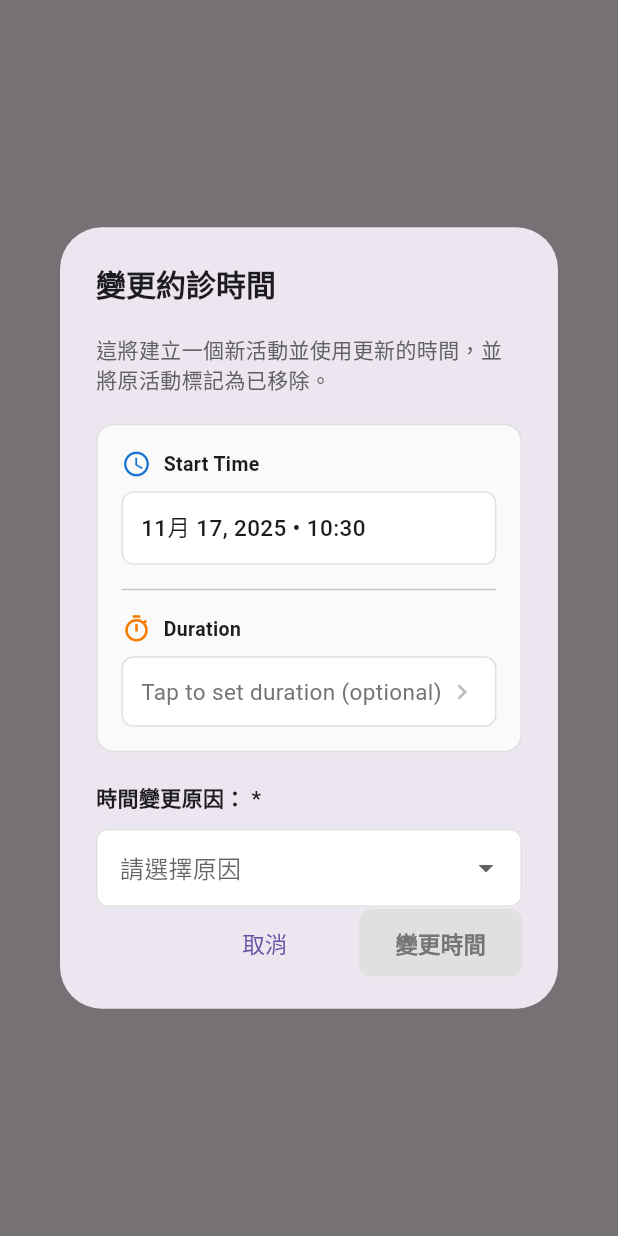
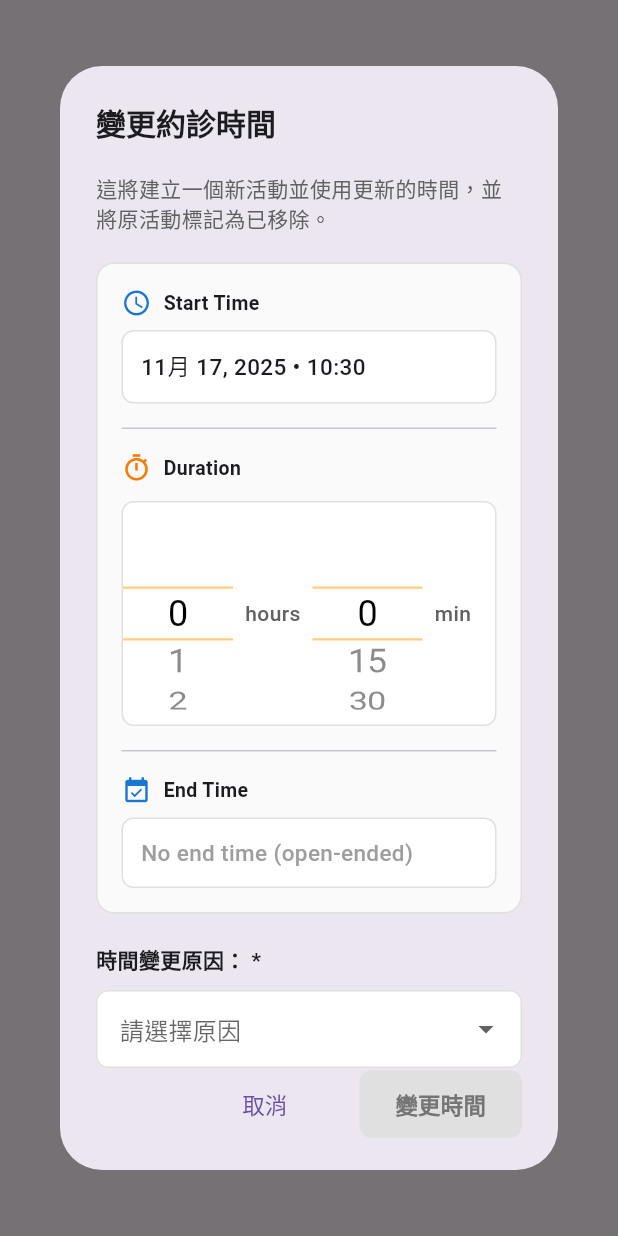
Before and after one commit to igeryoung/AppointmentApp, a Flutter app: what show() shows on an empty page, opened directly with empty values, on a phone screen of 412 x 824 dp. Run offline on Flutter 3.47's test engine with Material 3 defaults, Android fonts, the phone set to English and light mode, and no system bars; our stand-ins replace connectivity_plus, equatable, flutter_bloc, get_it, shared_preferences, sqflite; accounts and stored records are empty; network calls fail.

Commit message:
refactor: replace duration picker with inline spinners
Changed duration input from bottom sheet picker to always-visible inline spinners:
- Added inline CupertinoPickers for hours (0-12) and minutes (0, 15, 30, 45)
- Spinners are compact size (150px height) and always visible
- Minutes restricted to 15-minute intervals only
- Auto-rounds existing duration to nearest 15-minute interval
- Removed unused bottom sheet picker method

Improved end time display:
- Styled end time to match start time (white card, same layout)
- Shows calculated end time or "No end time (open-ended)" placeholder
- Read-only display (calculated from duration)

Layout changes:
- New order: Start Time → Duration Spinners → End Time
- Better visual hierarchy with consistent card styling
- Orange selection overlay on duration spinners

```diff
--- a/lib/widgets/dialogs/change_time_dialog.dart
+++ b/lib/widgets/dialogs/change_time_dialog.dart
@@ -42,7 +42,9 @@ class ChangeTimeDialog {
         if (initialEndTime != null) {
           final duration = initialEndTime.difference(initialStartTime);
           durationHours = duration.inHours;
-          durationMinutes = duration.inMinutes % 60;
+          final totalMinutes = duration.inMinutes % 60;
+          // Round to nearest 15-minute interval
+          durationMinutes = ((totalMinutes / 15).round() * 15).clamp(0, 45);
         }
 
         return StatefulBuilder(
@@ -158,89 +160,153 @@ class ChangeTimeDialog {
                                 ),
                             ],
                           ),
-                          const SizedBox(height: 8),
-                          InkWell(
-                            onTap: () async {
-                              await _showDurationPicker(
-                                context,
-                                initialHours: durationHours,
-                                initialMinutes: durationMinutes,
-                                onChanged: (hours, minutes) {
+                          const SizedBox(height: 12),
+                          // Inline Duration Spinners
+                          Container(
+                            height: 150,
+                            decoration: BoxDecoration(
+                              color: Colors.white,
+                              borderRadius: BorderRadius.circular(8),
+                              border: Border.all(color: Colors.grey[300]!),
+                            ),
+                            child: Row(
+                              mainAxisAlignment: MainAxisAlignment.center,
+                              children: [
+                                // Hours picker
+                                Expanded(
+                                  flex: 2,
+                                  child: CupertinoPicker(
+                                    scrollController: FixedExtentScrollController(initialItem: durationHours),
+                                    itemExtent: 36,
+                                    squeeze: 1.2,
+                                    diameterRatio: 1.5,
+                                    onSelectedItemChanged: (int index) {
                                       setState(() {
-                                    durationHours = hours;
-                                    durationMinutes = minutes;
+                                        durationHours = index;
                                       });
                                     },
+                                    selectionOverlay: Container(
+                                      decoration: BoxDecoration(
+                                        border: Border.symmetric(
+                                          horizontal: BorderSide(
+                                            color: Colors.orange[200]!,
+                                            width: 1.5,
+                                          ),
+                                        ),
+                                      ),
+                                    ),
+                                    children: List<Widget>.generate(13, (int index) {
+                                      return Center(
+                                        child: Text(
+                                          '$index',
+                                          style: const TextStyle(
+                                            fontSize: 24,
+                                            fontWeight: FontWeight.w400,
+                                          ),
+                                        ),
                                       );
+                                    }),
+                                  ),
+                                ),
+                                Padding(
+                                  padding: const EdgeInsets.symmetric(horizontal: 8),
+                                  child: Text(
+                                    'hours',
+                                    style: TextStyle(
+                                      fontSize: 14,
+                                      fontWeight: FontWeight.w500,
+                                      color: Colors.grey[700],
+                                    ),
+                                  ),
+                                ),
+                                // Minutes picker (0, 15, 30, 45)
+                                Expanded(
+                                  flex: 2,
+                                  child: CupertinoPicker(
+                                    scrollController: FixedExtentScrollController(
+                                      initialItem: [0, 15, 30, 45].indexOf(durationMinutes).clamp(0, 3),
+                                    ),
+                                    itemExtent: 36,
+                                    squeeze: 1.2,
+                                    diameterRatio: 1.5,
+                                    onSelectedItemChanged: (int index) {
+                                      setState(() {
+                                        durationMinutes = [0, 15, 30, 45][index];
+                                      });
                                     },
-                            borderRadius: BorderRadius.circular(8),
-                            child: Container(
+                                    selectionOverlay: Container(
+                                      decoration: BoxDecoration(
+                                        border: Border.symmetric(
+                                          horizontal: BorderSide(
+                                            color: Colors.orange[200]!,
+                                            width: 1.5,
+                                          ),
+                                        ),
+                                      ),
+                                    ),
+                                    children: [0, 15, 30, 45].map((int minute) {
+                                      return Center(
+                                        child: Text(
+                                          '$minute',
+                                          style: const TextStyle(
+                                            fontSize: 24,
+                                            fontWeight: FontWeight.w400,
+                                          ),
+                                        ),
+                                      );
+                                    }).toList(),
+                                  ),
+                                ),
+                                Padding(
+                                  padding: const EdgeInsets.only(right: 16, left: 8),
+                                  child: Text(
+                                    'min',
+                                    style: TextStyle(
+                                      fontSize: 14,
+                                      fontWeight: FontWeight.w500,
+                                      color: Colors.grey[700],
+                                    ),
+                                  ),
+                                ),
+                              ],
+                            ),
+                          ),
+
+                          const SizedBox(height: 16),
+                          const Divider(height: 1),
+                          const SizedBox(height: 16),
+
+                          // End Time (styled like Start Time)
+                          Row(
+                            children: [
+                              Icon(Icons.event_available, size: 20, color: Colors.blue[700]),
+                              const SizedBox(width: 8),
+                              const Text(
+                                'End Time',
+                                style: TextStyle(fontSize: 13, fontWeight: FontWeight.w600),
+                              ),
+                            ],
+                          ),
+                          const SizedBox(height: 8),
+                          Container(
                             width: double.infinity,
                             padding: const EdgeInsets.symmetric(horizontal: 12, vertical: 12),
                             decoration: BoxDecoration(
                               color: Colors.white,
                               borderRadius: BorderRadius.circular(8),
-                                border: Border.all(
-                                  color: (durationHours > 0 || durationMinutes > 0)
-                                    ? Colors.orange[300]!
-                                    : Colors.grey[300]!,
-                                  width: (durationHours > 0 || durationMinutes > 0) ? 1.5 : 1,
+                              border: Border.all(color: Colors.grey[300]!),
                             ),
-                              ),
-                              child: Row(
-                                mainAxisAlignment: MainAxisAlignment.spaceBetween,
-                                children: [
-                                  Text(
-                                    (durationHours > 0 || durationMinutes > 0)
-                                        ? '${durationHours}h ${durationMinutes}min'
-                                        : 'Tap to set duration (optional)',
+                            child: Text(
+                              calculatedEndTime != null
+                                  ? DateFormat('MMM d, yyyy • HH:mm', Localizations.localeOf(context).toString()).format(calculatedEndTime)
+                                  : 'No end time (open-ended)',
                               style: TextStyle(
                                 fontSize: 15,
-                                      fontWeight: (durationHours > 0 || durationMinutes > 0)
-                                        ? FontWeight.w500
-                                        : FontWeight.w400,
-                                      color: (durationHours > 0 || durationMinutes > 0)
-                                        ? Colors.black87
-                                        : Colors.grey[600],
-                                    ),
-                                  ),
-                                  Icon(
-                                    Icons.chevron_right,
-                                    color: Colors.grey[400],
-                                    size: 20,
-                                  ),
-                                ],
+                                fontWeight: FontWeight.w500,
+                                color: calculatedEndTime != null ? Colors.black87 : Colors.grey[500],
                               ),
                             ),
                           ),
-
-                          // Calculated End Time
-                          if (calculatedEndTime != null) ...[
-                            const SizedBox(height: 12),
-                            Container(
-                              width: double.infinity,
-                              padding: const EdgeInsets.all(12),
-                              decoration: BoxDecoration(
-                                color: Colors.blue[50],
-                                borderRadius: BorderRadius.circular(8),
-                                border: Border.all(color: Colors.blue[200]!),
-                              ),
-                              child: Row(
-                                children: [
-                                  Icon(Icons.event_available, size: 16, color: Colors.blue[700]),
-                                  const SizedBox(width: 8),
-                                  Text(
-                                    'End: ${DateFormat('MMM d • HH:mm', Localizations.localeOf(context).toString()).format(calculatedEndTime)}',
-                                    style: TextStyle(
-                                      fontSize: 13,
-                                      fontWeight: FontWeight.w500,
-                                      color: Colors.blue[900],
-                                    ),
-                                  ),
-                                ],
-                              ),
-                            ),
-                          ],
                         ],
                       ),
                     ),
@@ -407,207 +473,4 @@ class ChangeTimeDialog {
     );
   }
 
-  /// Shows iPhone-style duration picker with spinners
-  static Future<void> _showDurationPicker(
-    BuildContext context, {
-    required int initialHours,
-    required int initialMinutes,
-    required Function(int hours, int minutes) onChanged,
-  }) async {
-    int selectedHours = initialHours;
-    int selectedMinutes = initialMinutes;
-
-    // Create controllers for the pickers
-    final FixedExtentScrollController hoursController = FixedExtentScrollController(
-      initialItem: initialHours,
-    );
-    final FixedExtentScrollController minutesController = FixedExtentScrollController(
-      initialItem: initialMinutes,
-    );
-
-    await showModalBottomSheet(
-      context: context,
-      backgroundColor: Colors.transparent,
-      builder: (BuildContext context) {
-        return Container(
-          height: 340,
-          decoration: const BoxDecoration(
-            color: Colors.white,
-            borderRadius: BorderRadius.vertical(top: Radius.circular(20)),
-          ),
-          child: Column(
-            children: [
-              // Handle bar
-              Container(
-                margin: const EdgeInsets.only(top: 12, bottom: 8),
-                width: 40,
-                height: 4,
-                decoration: BoxDecoration(
-                  color: Colors.grey[300],
-                  borderRadius: BorderRadius.circular(2),
-                ),
-              ),
-
-              // Header with Done button
-              Padding(
-                padding: const EdgeInsets.symmetric(horizontal: 16, vertical: 8),
-                child: Row(
-                  mainAxisAlignment: MainAxisAlignment.spaceBetween,
-                  children: [
-                    TextButton(
-                      onPressed: () => Navigator.pop(context),
-                      style: TextButton.styleFrom(
-                        foregroundColor: Colors.grey[600],
-                      ),
-                      child: const Text(
-                        'Cancel',
-                        style: TextStyle(fontSize: 16),
-                      ),
-                    ),
-                    Row(
-                      children: [
-                        Icon(Icons.timer_outlined, color: Colors.orange[700], size: 20),
-                        const SizedBox(width: 8),
-                        const Text(
-                          'Set Duration',
-                          style: TextStyle(
-                            fontSize: 18,
-                            fontWeight: FontWeight.w600,
-                          ),
-                        ),
-                      ],
-                    ),
-                    TextButton(
-                      onPressed: () {
-                        onChanged(selectedHours, selectedMinutes);
-                        Navigator.pop(context);
-                      },
-                      style: TextButton.styleFrom(
-                        foregroundColor: Theme.of(context).primaryColor,
-                      ),
-                      child: const Text(
-                        'Done',
-                        style: TextStyle(
-                          fontSize: 16,
-                          fontWeight: FontWeight.w600,
-                        ),
-                      ),
-                    ),
-                  ],
-                ),
-              ),
-
-              const Divider(height: 1),
-              const SizedBox(height: 8),
-
-              // Spinner pickers
-              Expanded(
-                child: Row(
-                  mainAxisAlignment: MainAxisAlignment.center,
-                  children: [
-                    // Hours picker
-                    Expanded(
-                      flex: 2,
-                      child: CupertinoPicker(
-                        scrollController: hoursController,
-                        itemExtent: 48,
-                        squeeze: 1.1,
-                        diameterRatio: 1.5,
-                        onSelectedItemChanged: (int index) {
-                          selectedHours = index;
-                        },
-                        selectionOverlay: Container(
-                          decoration: BoxDecoration(
-                            border: Border.symmetric(
-                              horizontal: BorderSide(
-                                color: Colors.grey[300]!,
-                                width: 1,
-                              ),
-                            ),
-                          ),
-                        ),
-                        children: List<Widget>.generate(13, (int index) {
-                          return Center(
-                            child: Text(
-                              '$index',
-                              style: const TextStyle(
-                                fontSize: 28,
-                                fontWeight: FontWeight.w400,
-                              ),
-                            ),
-                          );
-                        }),
-                      ),
-                    ),
-                    Padding(
-                      padding: const EdgeInsets.symmetric(horizontal: 8),
-                      child: Text(
-                        'hours',
-                        style: TextStyle(
-                          fontSize: 16,
-                          fontWeight: FontWeight.w500,
-                          color: Colors.grey[700],
-                        ),
-                      ),
-                    ),
-
-                    // Minutes picker
-                    Expanded(
-                      flex: 2,
-                      child: CupertinoPicker(
-                        scrollController: minutesController,
-                        itemExtent: 48,
-                        squeeze: 1.1,
-                        diameterRatio: 1.5,
-                        onSelectedItemChanged: (int index) {
-                          selectedMinutes = index;
-                        },
-                        selectionOverlay: Container(
-                          decoration: BoxDecoration(
-                            border: Border.symmetric(
-                              horizontal: BorderSide(
-                                color: Colors.grey[300]!,
-                                width: 1,
-                              ),
-                            ),
-                          ),
-                        ),
-                        children: List<Widget>.generate(60, (int index) {
-                          return Center(
-                            child: Text(
-                              '$index',
-                              style: const TextStyle(
-                                fontSize: 28,
-                                fontWeight: FontWeight.w400,
-                              ),
-                            ),
-                          );
-                        }),
-                      ),
-                    ),
-                    Padding(
-                      padding: const EdgeInsets.only(right: 16, left: 8),
-                      child: Text(
-                        'min',
-                        style: TextStyle(
-                          fontSize: 16,
-                          fontWeight: FontWeight.w500,
-                          color: Colors.grey[700],
-                        ),
-                      ),
-                    ),
-                  ],
-                ),
-              ),
-              const SizedBox(height: 16),
-            ],
-          ),
-        );
-      },
-    );
-
-    // Dispose controllers
-    hoursController.dispose();
-    minutesController.dispose();
 }
-}
```
Lines whose indentation alone changed are shown as unchanged.
